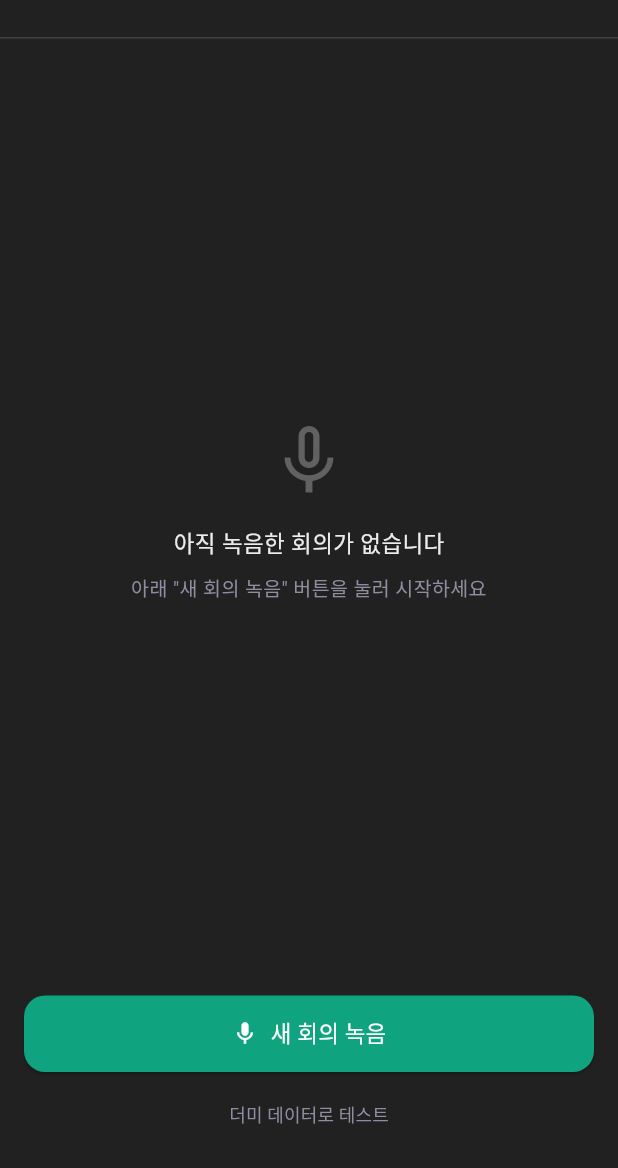
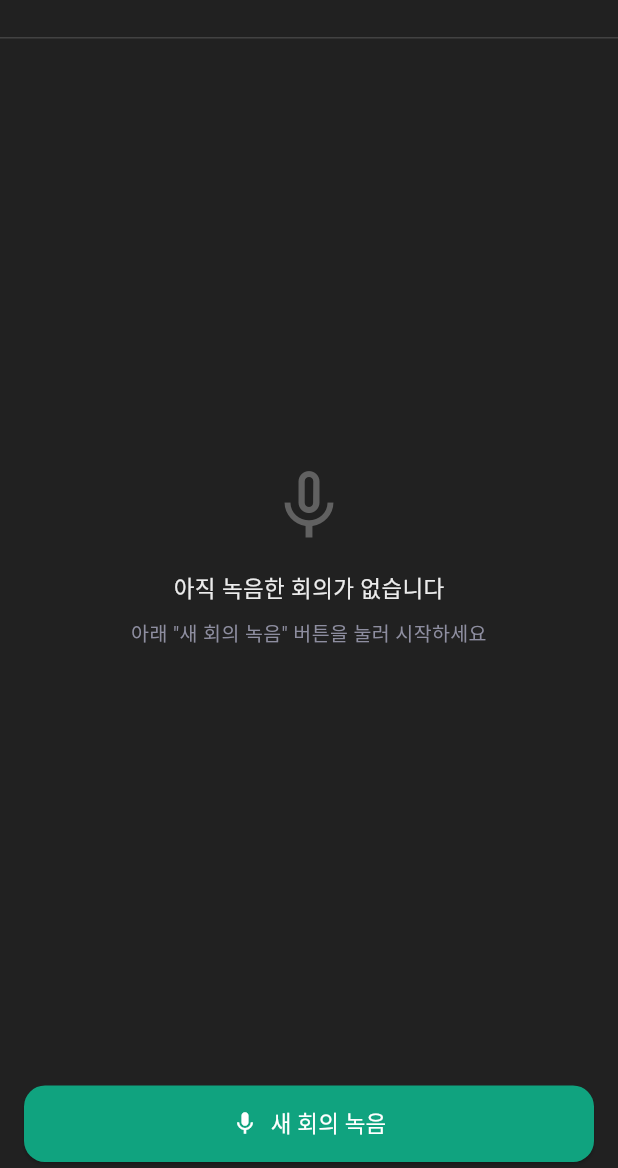
Before and after one commit to onjimin-arch/meeting-assistant, a Flutter app: the screen it shows after launch, on a phone screen of 412 x 824 dp, the part 68-1236 px from its top. Run offline on Flutter 3.47's test engine with Material 3 defaults, Android fonts, the phone set to English and light mode, and no system bars; our stand-ins replace flutter_riverpod, shared_preferences, speech_to_text; missing offline and left inert: flutter_gemma.

Commit message:
fix: 더미 테스트 버튼 제거, STT 실기기 음성 감지 수정
- HomeScreen에서 '더미 데이터로 테스트' 버튼 및 관련 코드 완전 제거
- AndroidManifest에 RECOGNIZE_SPEECH 쿼리 인텐트 추가 (Android 11+ 실기기 필수)
- SpeechListenOptions로 deprecated listen() 파라미터 이전 (localeId, listenFor, pauseFor)
- pauseFor 60s → 10s로 조정 (실기기 호환성)
- STT 영구 오류 발생 시 사용자에게 원인 표시하는 onError 콜백 추가

Co-Authored-By: Claude Sonnet 4.6 <noreply@anthropic.com>

```diff
--- a/lib/screens/home_screen.dart
+++ b/lib/screens/home_screen.dart
@@ -6,13 +6,11 @@ import 'package:intl/intl.dart';
 
 class HomeScreen extends ConsumerWidget {
   final VoidCallback onStartRecording;
-  final VoidCallback onTestMode;
   final Function(Meeting) onSelectMeeting;
   final VoidCallback onSettings;
 
   const HomeScreen({
     required this.onStartRecording,
-    required this.onTestMode,
     required this.onSelectMeeting,
     required this.onSettings,
     Key? key,
@@ -156,17 +154,6 @@ class HomeScreen extends ConsumerWidget {
               ),
             ),
           ),
-          // 테스트 버튼
-          Padding(
-            padding: const EdgeInsets.only(bottom: 12),
-            child: TextButton(
-              onPressed: onTestMode,
-              child: const Text(
-                '더미 데이터로 테스트',
-                style: TextStyle(fontSize: 12, color: Color(0xFF8e8ea0)),
-              ),
-            ),
-          ),
         ],
         ),
       ),
```
Also changed, not shown: lib/main.dart (+23 -34 lines), lib/services/platform_stt_service.dart (+17 -4 lines), 1 other file.
